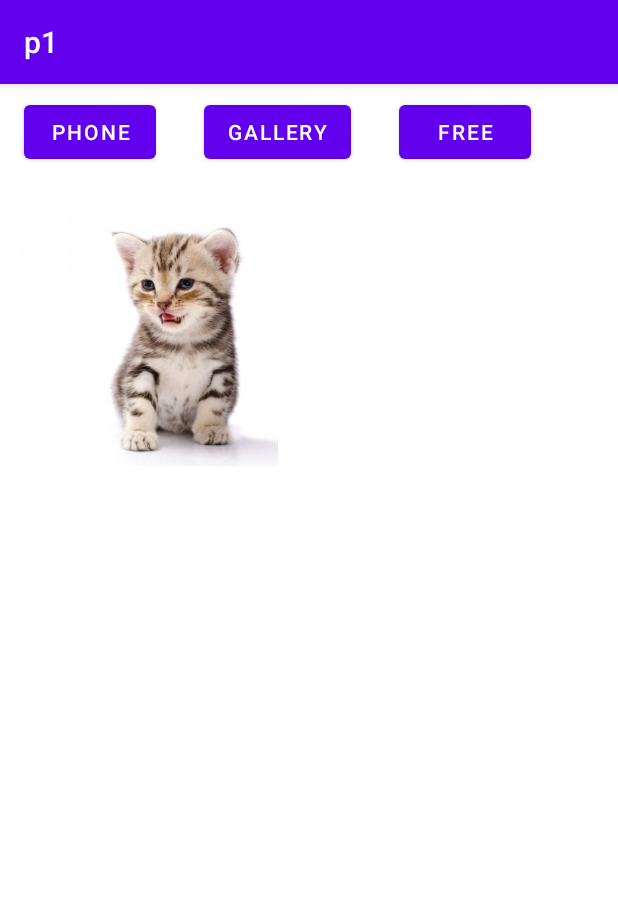
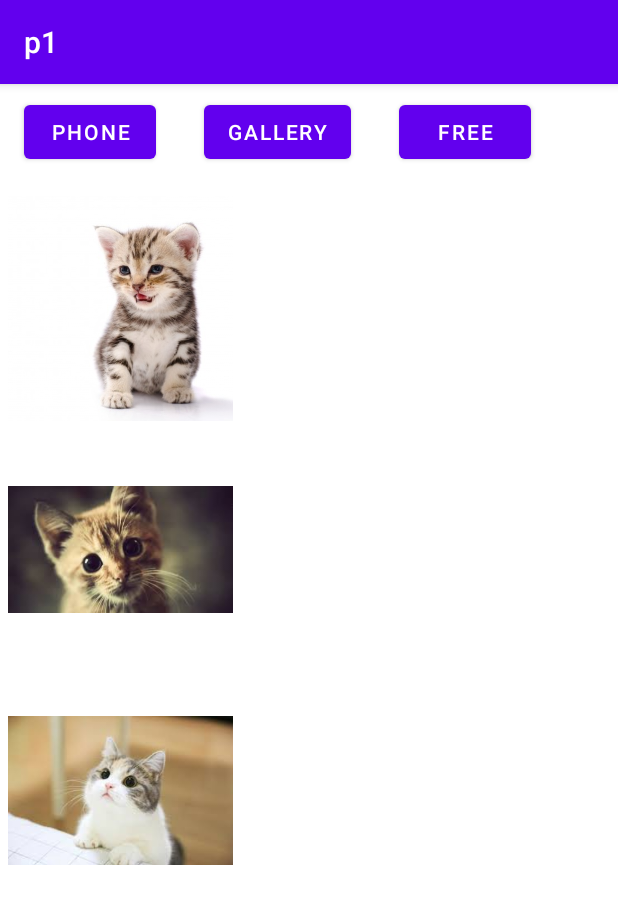
Before and after one commit to PLJE/KAISTcamp-project1, an Android app: the screen it shows after launch (MainActivity), after a tap on "GALLERY", on a phone screen of 412 x 824 dp. Shown: the top 904 px of the screen. Run offline under Robolectric (Android 15) with nearby library versions, the phone set to English and light mode, and no system bars.

Commit message:
갤러리 변경

```diff
--- a/app/src/main/java/com/example/p1/gallery.java
+++ b/app/src/main/java/com/example/p1/gallery.java
@@ -33,8 +33,9 @@ public class gallery extends Fragment {
     }
 
     private void setCatsInfo() {
-        Drawable catImg = ResourcesCompat.getDrawable(getResources(), R.drawable.image1, null);
-        catslist.add(new cats(catImg));
+        catslist.add(new cats(ResourcesCompat.getDrawable(getResources(), R.drawable.image1, null)));
+        catslist.add(new cats(ResourcesCompat.getDrawable(getResources(), R.drawable.image2, null)));
+        catslist.add(new cats(ResourcesCompat.getDrawable(getResources(), R.drawable.image3, null)));
     }
 
     @Override
--- a/app/src/main/res/layout/fragment_gallery.xml
+++ b/app/src/main/res/layout/fragment_gallery.xml
@@ -12,6 +12,5 @@
         android:scrollbars="vertical"
         tools:itemCount="20"
         tools:layoutManager="GridLayoutManager"
-        tools:listitem="@layout/recycler_view_item"
-        tools:spanCount="2" />
+        tools:listitem="@layout/recycler_view_item"/>
 </FrameLayout>
--- a/app/src/main/res/layout/recycler_view_item.xml
+++ b/app/src/main/res/layout/recycler_view_item.xml
@@ -1,7 +1,9 @@
-<ImageView xmlns:android="http://schemas.android.com/apk/res/android"
+<ImageView
+    xmlns:android="http://schemas.android.com/apk/res/android"
     xmlns:tools="http://schemas.android.com/tools"
     android:id="@+id/imageView1"
-    android:layout_width="180dp"
-    android:layout_height="180dp"
+    android:layout_width="150dp"
+    android:layout_height="150dp"
     android:layout_margin="5dp"
+    android:orientation="horizontal"
     tools:srcCompat="@tools:sample/backgrounds/scenic"/>
```
Also changed, not shown: app/src/main/res/drawable/image2.jpg (added), app/src/main/res/drawable/image3.jpg (added).
